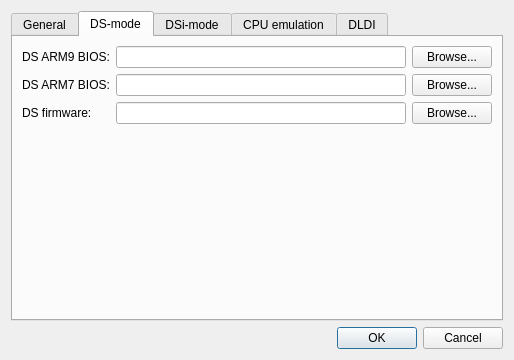
Before: the Qt Designer form src/frontend/qt_sdl/EmuSettingsDialog.ui in openpak/melonds, drawn with Qt 5.
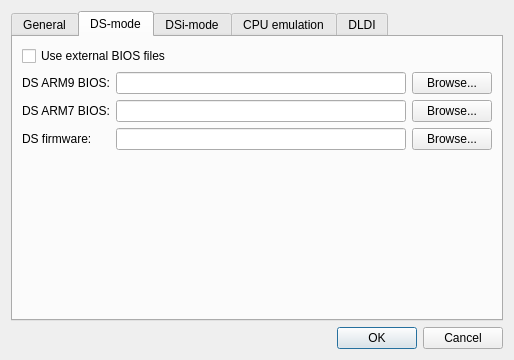
After: the same form once the commit is applied. The open tabs and pages were chosen to show the change. Custom widgets are drawn as their Qt base class.

The edit to the form file:
```diff
--- a/src/frontend/qt_sdl/EmuSettingsDialog.ui
+++ b/src/frontend/qt_sdl/EmuSettingsDialog.ui
@@ -89,72 +89,41 @@
        <string>DS-mode</string>
       </attribute>
       <layout class="QGridLayout" name="gridLayout">
-       <item row="1" column="1">
-        <widget class="QPathInput" name="txtBIOS7Path">
-         <property name="whatsThis">
-          <string>&lt;html&gt;&lt;head/&gt;&lt;body&gt;&lt;p&gt;DS-mode ARM7 BIOS&lt;/p&gt;&lt;p&gt;Size should be 16 KB&lt;/p&gt;&lt;/body&gt;&lt;/html&gt;</string>
+       <item row="3" column="2">
+        <widget class="QPushButton" name="btnFirmwareBrowse">
+         <property name="text">
+          <string>Browse...</string>
          </property>
         </widget>
        </item>
-       <item row="2" column="1">
-        <widget class="QPathInput" name="txtFirmwarePath">
-         <property name="whatsThis">
-          <string>&lt;html&gt;&lt;head/&gt;&lt;body&gt;&lt;p&gt;DS-mode firmware&lt;/p&gt;&lt;p&gt;&lt;br/&gt;&lt;/p&gt;&lt;p&gt;Possible firmwares:&lt;/p&gt;&lt;p&gt;* 128 KB: DS-mode firmware from a DSi or 3DS. Not bootable.&lt;/p&gt;&lt;p&gt;* 256 KB: regular DS firmware.&lt;/p&gt;&lt;p&gt;* 512 KB: iQue DS firmware.&lt;/p&gt;&lt;/body&gt;&lt;/html&gt;</string>
+       <item row="4" column="0">
+        <spacer name="verticalSpacer_5">
+         <property name="orientation">
+          <enum>Qt::Vertical</enum>
          </property>
-        </widget>
+         <property name="sizeHint" stdset="0">
+          <size>
+           <width>20</width>
+           <height>40</height>
+          </size>
+         </property>
+        </spacer>
        </item>
-       <item row="2" column="0">
+       <item row="3" column="0">
         <widget class="QLabel" name="label_3">
          <property name="text">
           <string>DS firmware:</string>
          </property>
         </widget>
        </item>
-       <item row="1" column="0">
-        <widget class="QLabel" name="label_2">
-         <property name="text">
-          <string>DS ARM7 BIOS:</string>
-         </property>
-        </widget>
-       </item>
-       <item row="1" column="2">
-        <widget class="QPushButton" name="btnBIOS7Browse">
-         <property name="text">
-          <string>Browse...</string>
-         </property>
-        </widget>
-       </item>
        <item row="2" column="2">
-        <widget class="QPushButton" name="btnFirmwareBrowse">
+        <widget class="QPushButton" name="btnBIOS7Browse">
          <property name="text">
           <string>Browse...</string>
          </property>
         </widget>
        </item>
-       <item row="0" column="2">
-        <widget class="QPushButton" name="btnBIOS9Browse">
-         <property name="sizePolicy">
-          <sizepolicy hsizetype="Minimum" vsizetype="Fixed">
-           <horstretch>0</horstretch>
-           <verstretch>0</verstretch>
-          </sizepolicy>
-         </property>
-         <property name="text">
-          <string>Browse...</string>
-         </property>
-         <property name="autoDefault">
-          <bool>true</bool>
-         </property>
-        </widget>
-       </item>
-       <item row="0" column="0">
-        <widget class="QLabel" name="label">
-         <property name="text">
-          <string>DS ARM9 BIOS:</string>
-         </property>
-        </widget>
-       </item>
-       <item row="0" column="1">
+       <item row="1" column="1">
         <widget class="QPathInput" name="txtBIOS9Path">
          <property name="sizePolicy">
           <sizepolicy hsizetype="Expanding" vsizetype="Fixed">
@@ -176,18 +145,56 @@
          </property>
         </widget>
        </item>
-       <item row="3" column="0">
-        <spacer name="verticalSpacer_5">
-         <property name="orientation">
-          <enum>Qt::Vertical</enum>
+       <item row="2" column="0">
+        <widget class="QLabel" name="label_2">
+         <property name="text">
+          <string>DS ARM7 BIOS:</string>
          </property>
-         <property name="sizeHint" stdset="0">
-          <size>
-           <width>20</width>
-           <height>40</height>
-          </size>
+        </widget>
+       </item>
+       <item row="2" column="1">
+        <widget class="QPathInput" name="txtBIOS7Path">
+         <property name="whatsThis">
+          <string>&lt;html&gt;&lt;head/&gt;&lt;body&gt;&lt;p&gt;DS-mode ARM7 BIOS&lt;/p&gt;&lt;p&gt;Size should be 16 KB&lt;/p&gt;&lt;/body&gt;&lt;/html&gt;</string>
          </property>
-        </spacer>
+        </widget>
+       </item>
+       <item row="3" column="1">
+        <widget class="QPathInput" name="txtFirmwarePath">
+         <property name="whatsThis">
+          <string>&lt;html&gt;&lt;head/&gt;&lt;body&gt;&lt;p&gt;DS-mode firmware&lt;/p&gt;&lt;p&gt;&lt;br/&gt;&lt;/p&gt;&lt;p&gt;Possible firmwares:&lt;/p&gt;&lt;p&gt;* 128 KB: DS-mode firmware from a DSi or 3DS. Not bootable.&lt;/p&gt;&lt;p&gt;* 256 KB: regular DS firmware.&lt;/p&gt;&lt;p&gt;* 512 KB: iQue DS firmware.&lt;/p&gt;&lt;/body&gt;&lt;/html&gt;</string>
+         </property>
+        </widget>
+       </item>
+       <item row="1" column="0">
+        <widget class="QLabel" name="label">
+         <property name="text">
+          <string>DS ARM9 BIOS:</string>
+         </property>
+        </widget>
+       </item>
+       <item row="1" column="2">
+        <widget class="QPushButton" name="btnBIOS9Browse">
+         <property name="sizePolicy">
+          <sizepolicy hsizetype="Minimum" vsizetype="Fixed">
+           <horstretch>0</horstretch>
+           <verstretch>0</verstretch>
+          </sizepolicy>
+         </property>
+         <property name="text">
+          <string>Browse...</string>
+         </property>
+         <property name="autoDefault">
+          <bool>true</bool>
+         </property>
+        </widget>
+       </item>
+       <item row="0" column="0" colspan="3">
+        <widget class="QCheckBox" name="chkExternalBIOS">
+         <property name="text">
+          <string>Use external BIOS files</string>
+         </property>
+        </widget>
        </item>
       </layout>
      </widget>
```
Left out of the diff: 2 changed lines with no effect on the pictures.
